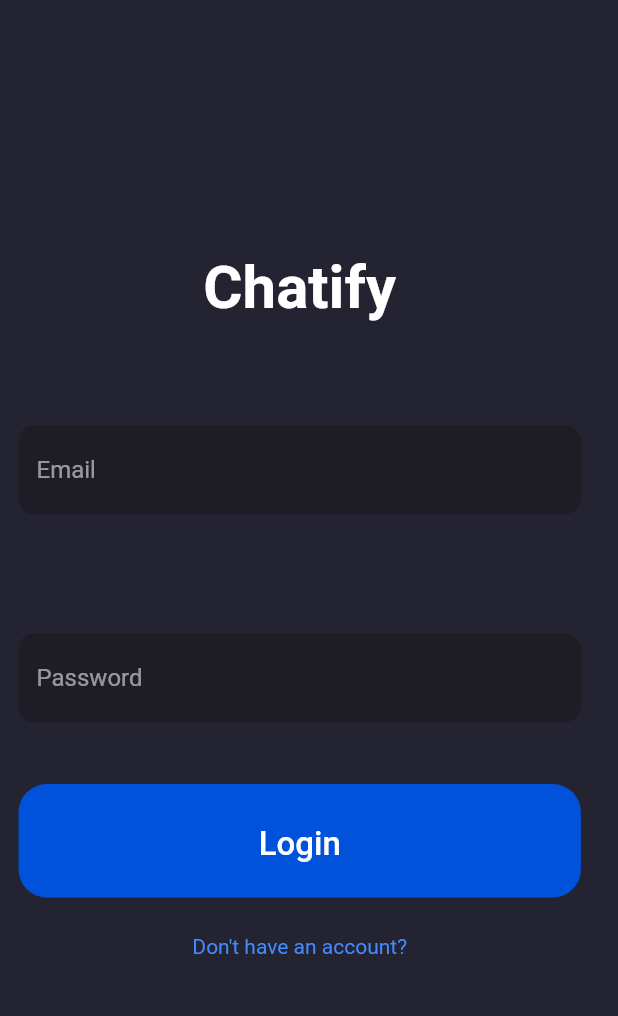
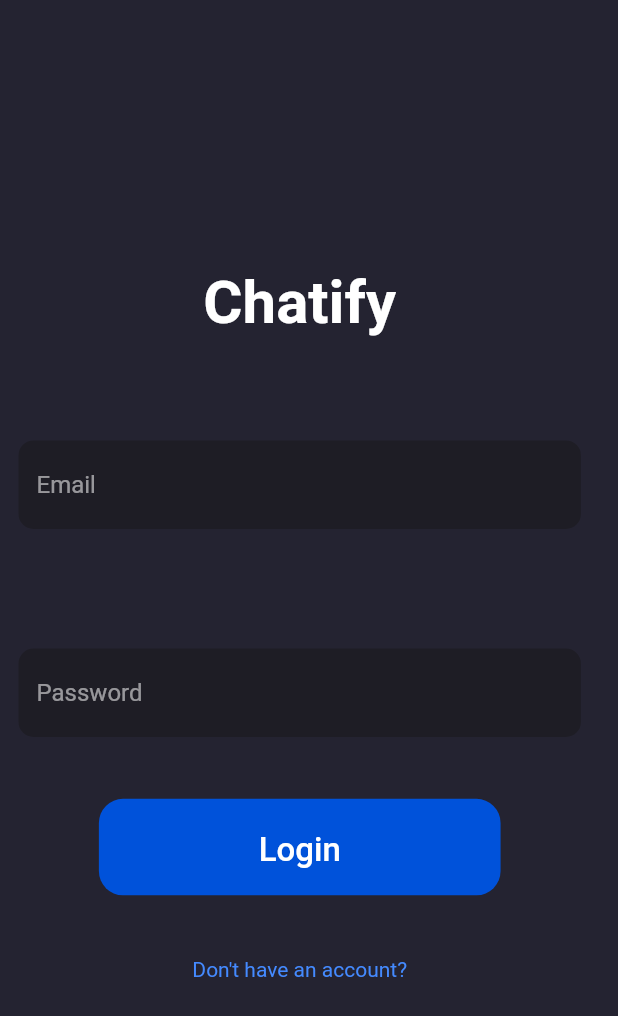
Before and after one commit to HETVINANAVATI/CHATIFY, a Flutter app: the screen it shows after launch, on a phone screen of 412 x 824 dp. Shown: the top 1016 px of the screen. Run offline on Flutter 3.47's test engine with Material 2 defaults, Android fonts, the phone set to English and light mode, and no system bars; our stand-ins replace cloud_firestore, file_picker, firebase_auth, firebase_core, firebase_storage, get_it; accounts and stored records are empty.

Commit message:
bug fixed

```diff
--- a/lib/pages/login_page.dart
+++ b/lib/pages/login_page.dart
@@ -30,6 +30,7 @@ class _LoginPageState extends State<LoginPage>
        Widget _buildUI()
        {
          return Scaffold(
+             resizeToAvoidBottomInset: false,
            body: Container(padding: EdgeInsets.symmetric(horizontal: _deviceWidth*0.03,vertical: _deviceHeight*0.02),
            height: _deviceHeight*0.98,
            width: _deviceWidth*0.97,
@@ -38,6 +39,9 @@ class _LoginPageState extends State<LoginPage>
              mainAxisAlignment: MainAxisAlignment.center,
              crossAxisAlignment: CrossAxisAlignment.center,
              children: [
+               SizedBox(
+                 height: _deviceHeight*0.05,
+               ),
                _pageTitle(),
                SizedBox(
                  height: _deviceHeight*0.04,
@@ -48,10 +52,12 @@ class _LoginPageState extends State<LoginPage>
                ),
                _loginButton(),
                SizedBox(
-                 height: _deviceHeight*0.03,
+                 height: _deviceHeight*0.05,
                ),
                _registerAccountLink(),
-
+               SizedBox(
+                 height: _deviceHeight*0.02,
+               ),
              ],
            ),),
 
@@ -93,8 +99,8 @@ class _LoginPageState extends State<LoginPage>
        {
           return RoundedButton(
             name: "Login",
-            height: _deviceHeight*0.092,
-            width: _deviceHeight*0.65,
+            height: _deviceHeight*0.078,
+            width: _deviceWidth*0.65,
             onPressed: ()
             {
              if(_loginFormKey.currentState!.validate())
--- a/lib/providers/authentication_provider.dart
+++ b/lib/providers/authentication_provider.dart
@@ -14,6 +14,7 @@ class AuthenticationProvider extends ChangeNotifier{
     _auth=FirebaseAuth.instance;
     _navigationService=GetIt.instance.get<NavigationService>();
     _databaseServices=GetIt.instance.get<DatabaseServices>();
+    _auth.signOut();
     _auth.authStateChanges().listen((_user){
       if(_user != null)
         {
```
